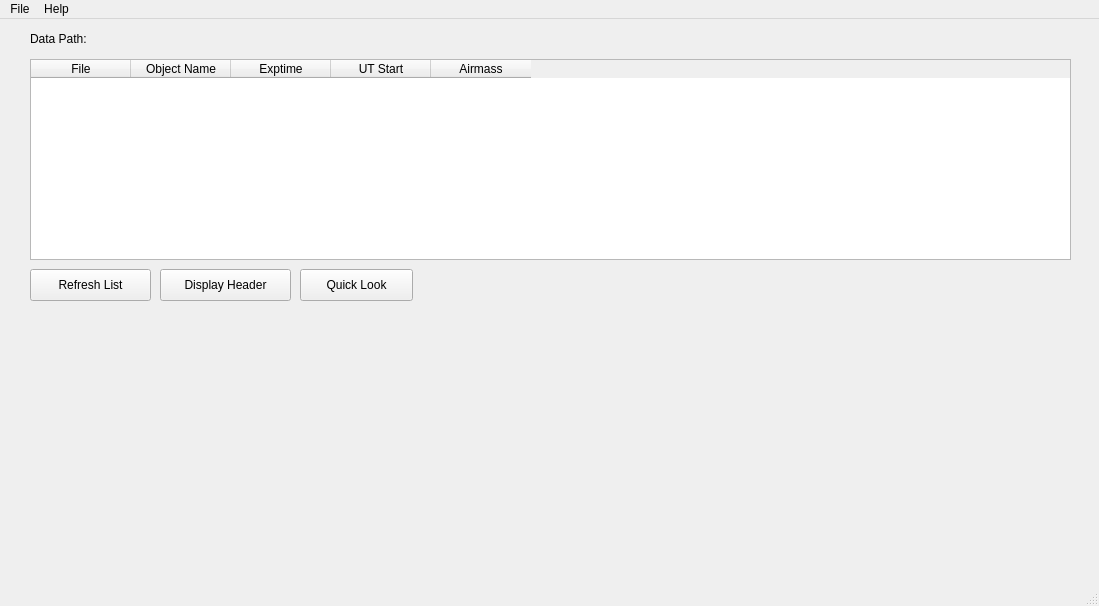
This is llamas_pyjamas/GUI/obslog.ui in mit-kavli-institute/llamas-pyjamas as Qt 5 draws it before an edit. The edited form follows.
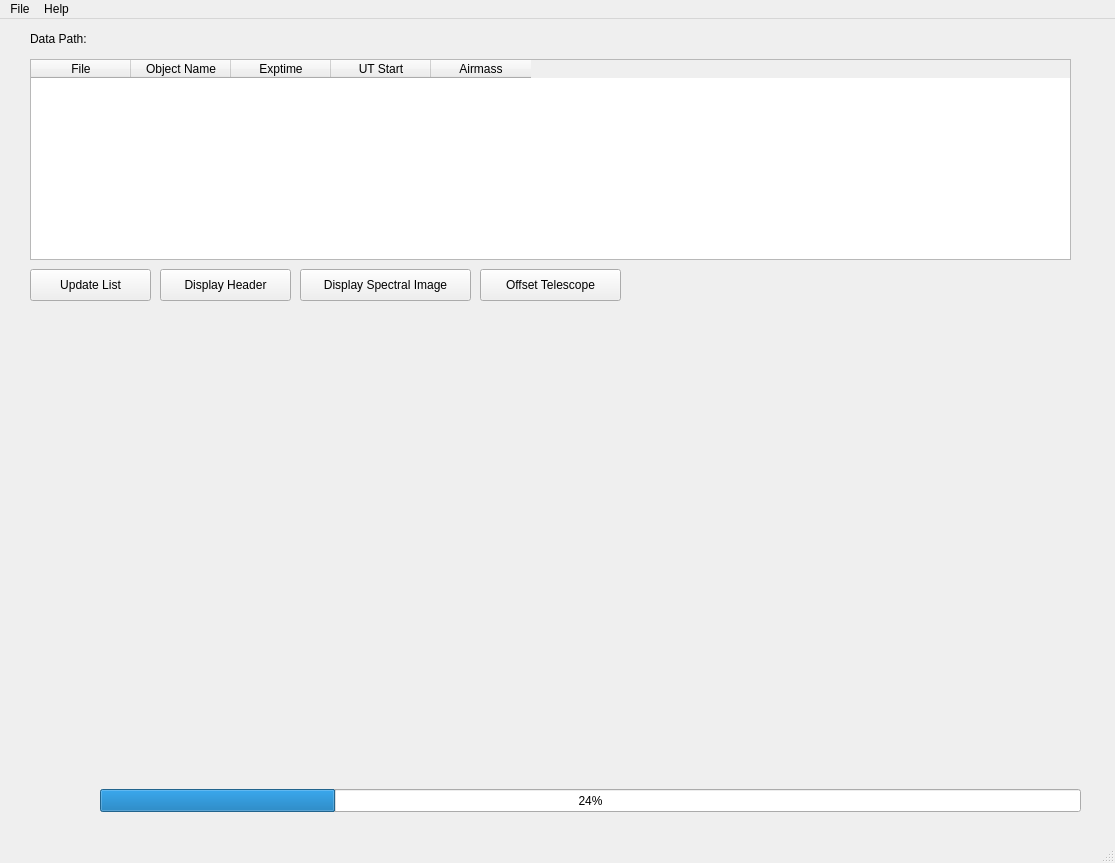
This is the edited form.

Diff of the .ui file:
```diff
--- a/llamas_pyjamas/GUI/obslog.ui
+++ b/llamas_pyjamas/GUI/obslog.ui
@@ -9,8 +9,8 @@
    <rect>
     <x>0</x>
     <y>0</y>
-    <width>1099</width>
-    <height>606</height>
+    <width>1115</width>
+    <height>863</height>
    </rect>
   </property>
   <property name="sizePolicy">
@@ -77,7 +77,7 @@
      </rect>
     </property>
     <property name="text">
-     <string>Refresh List</string>
+     <string>Update List</string>
     </property>
    </widget>
    <widget class="QPushButton" name="headerButton">
@@ -111,12 +111,55 @@
      <rect>
       <x>300</x>
       <y>250</y>
-      <width>113</width>
+      <width>171</width>
       <height>32</height>
      </rect>
     </property>
     <property name="text">
-     <string>Quick Look</string>
+     <string>Display Spectral Image</string>
+    </property>
+   </widget>
+   <widget class="QProgressBar" name="progressBar">
+    <property name="geometry">
+     <rect>
+      <x>100</x>
+      <y>770</y>
+      <width>981</width>
+      <height>23</height>
+     </rect>
+    </property>
+    <property name="value">
+     <number>24</number>
+    </property>
+   </widget>
+   <widget class="QWidget" name="plotWindow" native="true">
+    <property name="geometry">
+     <rect>
+      <x>30</x>
+      <y>300</y>
+      <width>1041</width>
+      <height>451</height>
+     </rect>
+    </property>
+    <property name="sizePolicy">
+     <sizepolicy hsizetype="MinimumExpanding" vsizetype="MinimumExpanding">
+      <horstretch>0</horstretch>
+      <verstretch>0</verstretch>
+     </sizepolicy>
+    </property>
+    <layout class="QVBoxLayout" name="plotLayout"/>
+   </widget>
+   <widget class="QPushButton" name="tcsOffsetButton">
+    <property name="geometry">
+     <rect>
+      <x>480</x>
+      <y>250</y>
+      <width>141</width>
+      <height>32</height>
+     </rect>
+    </property>
+    <property name="text">
+     <string>Offset Telescope</string>
     </property>
    </widget>
   </widget>
@@ -125,7 +168,7 @@
     <rect>
      <x>0</x>
      <y>0</y>
-     <width>1099</width>
+     <width>1115</width>
      <height>24</height>
     </rect>
    </property>
```
